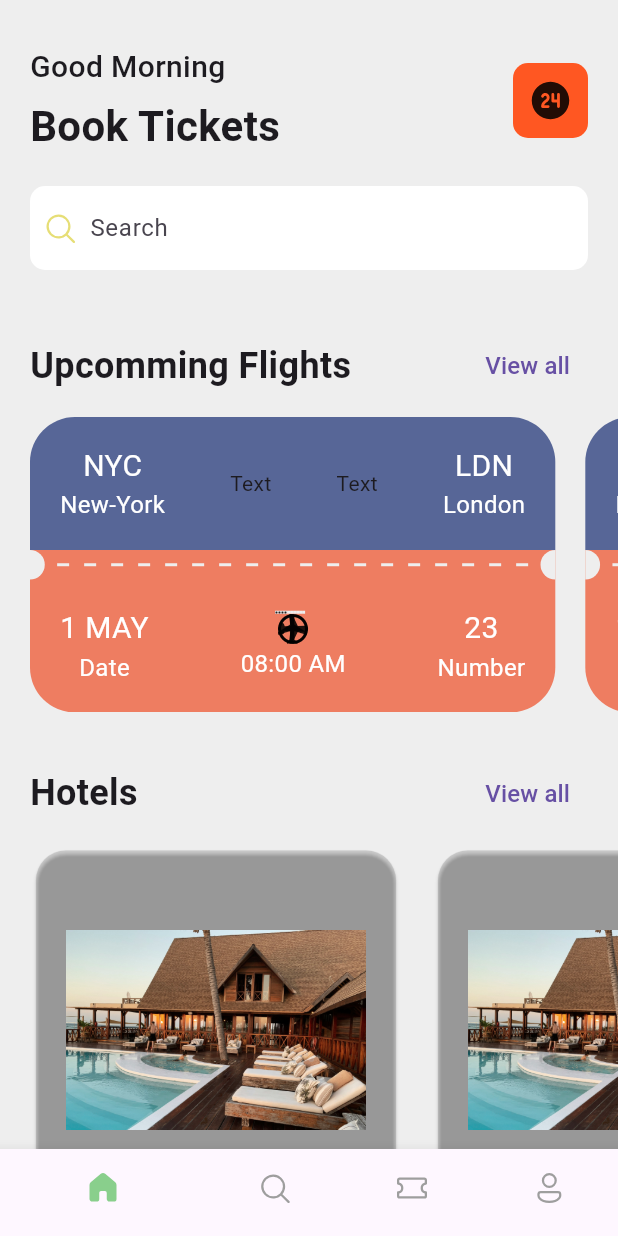
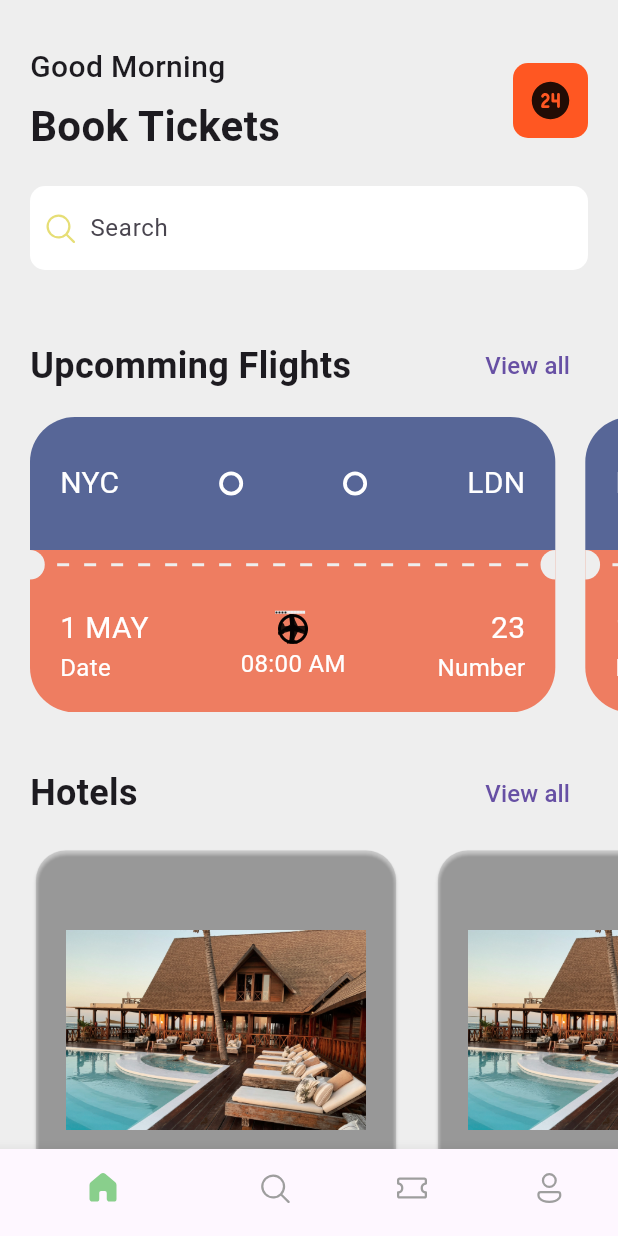
Before and after one commit to irvinMuziwenkosi/ticket_mobile_app, a Flutter app: the screen it shows after launch, on a phone screen of 412 x 824 dp. Run offline on Flutter 3.47's test engine with Material 3 defaults, Android fonts, the phone set to English and light mode, and no system bars; our stand-ins replace fluentui_icons.

Commit message:
Mini Progress

```diff
--- a/lib/base/widgets/ticket_view.dart
+++ b/lib/base/widgets/ticket_view.dart
@@ -33,11 +33,6 @@ class TicketView extends StatelessWidget {
               child: Padding(
                 padding: const EdgeInsets.symmetric(horizontal: 20),
                 child: Row(
-                  mainAxisAlignment: MainAxisAlignment.spaceBetween,
-                  crossAxisAlignment: CrossAxisAlignment.center,
-                  children: [
-                    Column(
-                      mainAxisAlignment: MainAxisAlignment.center,
                   children: [
                     Text(
                       "NYC",
@@ -46,19 +41,30 @@ class TicketView extends StatelessWidget {
                         fontWeight: FontWeight.w400,
                       ),
                     ),
-                        Text(
-                          "New-York",
-                          style: Styles.h4.copyWith(
-                            color: Colors.white,
-                            fontWeight: FontWeight.w400,
-                          ),
-                        ),
-                      ],
+                    // Text(
+                    //   "New-York",
+                    //   style: Styles.h4.copyWith(
+                    //     color: Colors.white,
+                    //     fontWeight: FontWeight.w400,
+                    //   ),
+                    // ),
+                    Expanded(child: Container()),
+                    Container(
+                      // padding: const EdgeInsets.all(4),
+                      height: 16,
+                      width: 16,
+                      decoration: BoxDecoration(
+                          border: Border.all(width: 2.5, color: Colors.white),
+                          borderRadius: BorderRadius.circular(10)),
                     ),
                     Expanded(child: Container()),
-                    const Text("Text"),
-                    Expanded(child: Container()),
-                    const Text("Text"),
+                    Container(
+                      height: 16,
+                      width: 16,
+                      decoration: BoxDecoration(
+                          border: Border.all(width: 2.5, color: Colors.white),
+                          borderRadius: BorderRadius.circular(10)),
+                    ),
                     Expanded(child: Container()),
                     // const Column(
                     //   mainAxisAlignment: MainAxisAlignment.center,
@@ -73,9 +79,6 @@ class TicketView extends StatelessWidget {
                     //     // )
                     //   ],
                     // ),
-                    Column(
-                      mainAxisAlignment: MainAxisAlignment.center,
-                      children: [
                     Text(
                       "LDN",
                       style: Styles.h3.copyWith(
@@ -83,15 +86,13 @@ class TicketView extends StatelessWidget {
                         fontWeight: FontWeight.w400,
                       ),
                     ),
-                        Text(
-                          "London",
-                          style: Styles.h4.copyWith(
-                            color: Colors.white,
-                            fontWeight: FontWeight.w400,
-                          ),
-                        )
-                      ],
-                    )
+                    // Text(
+                    //   "London",
+                    //   style: Styles.h4.copyWith(
+                    //     color: Colors.white,
+                    //     fontWeight: FontWeight.w400,
+                    //   ),
+                    // )
                   ],
                 ),
               ),
@@ -170,6 +171,7 @@ class TicketView extends StatelessWidget {
                         children: [
                           Column(
                             mainAxisAlignment: MainAxisAlignment.center,
+                            crossAxisAlignment: CrossAxisAlignment.start,
                             children: [
                               Text(
                                 "1 MAY",
@@ -202,6 +204,7 @@ class TicketView extends StatelessWidget {
                           ),
                           Column(
                             mainAxisAlignment: MainAxisAlignment.center,
+                            crossAxisAlignment: CrossAxisAlignment.end,
                             children: [
                               Text(
                                 "23",
```
Lines whose indentation alone changed are shown as unchanged.
